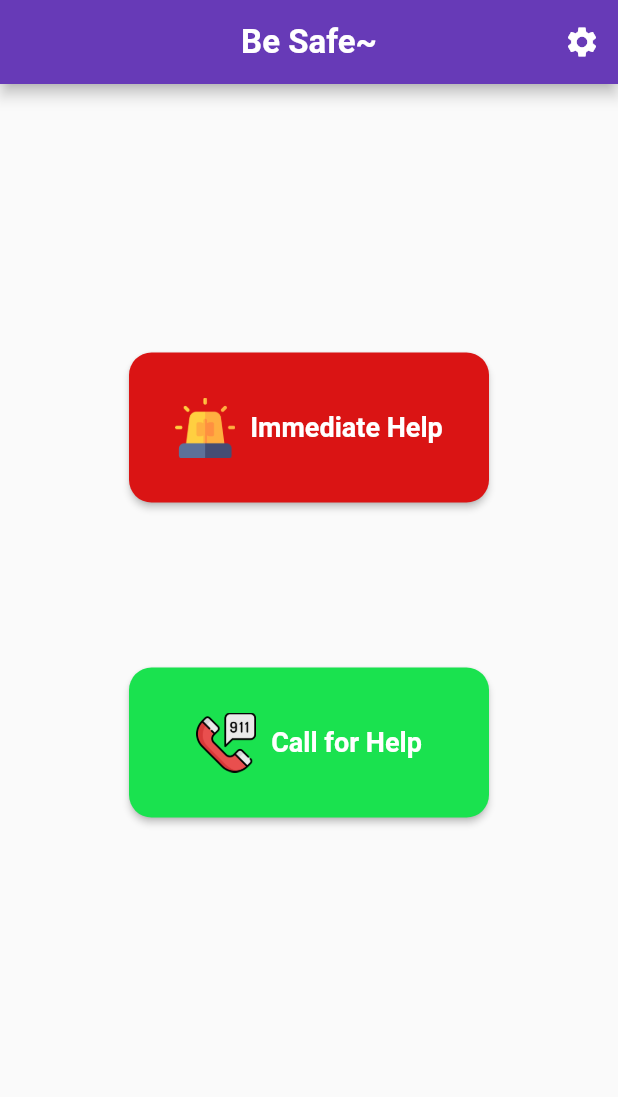
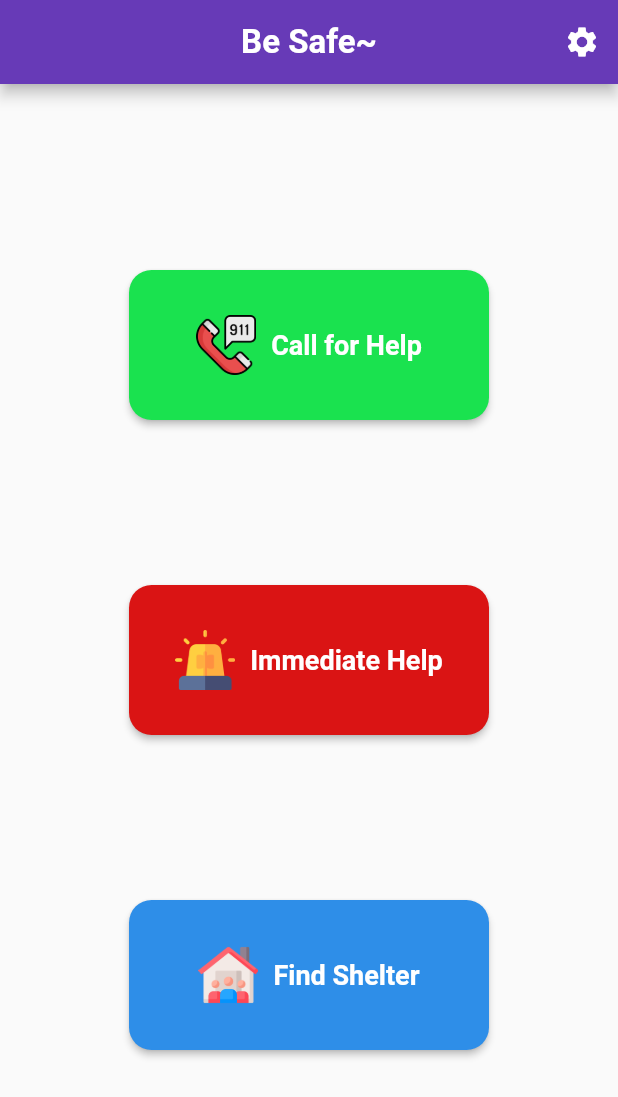
Before and after one commit to Shiro-Koi/HopeLine, a Flutter app: the HomeScreen screen opened directly, on a phone screen of 412 x 824 dp. Shown: the top 1097 px of the screen. Run offline on Flutter 3.47's test engine with Material 2 defaults, Android fonts, the light colour scheme and no system bars; our stand-ins replace firebase_core, firebase_database, flutter_map, geolocator, latlong2; accounts and stored records are empty.

Commit message:
fixing home page layout and adding a shelter button

```diff
--- a/lib/home_screen.dart
+++ b/lib/home_screen.dart
@@ -3,6 +3,7 @@ import 'package:geolocator/geolocator.dart';
 import 'package:hope_line/immediate_help.dart';
 import 'package:hope_line/call_help.dart';
 import 'package:hope_line/applicationConstants.dart';
+import 'package:hope_line/shelter_map.dart';
 
 class HomeScreen extends StatelessWidget {
   const HomeScreen({Key? key}) : super(key: key);
@@ -49,6 +50,14 @@ class HomeScreen extends StatelessWidget {
     );
   }
 
+  // function to navigate to a map screen for shelter locations
+  void navigateToShelterMap(BuildContext context) {
+    Navigator.push(
+      context,
+      MaterialPageRoute(builder: (context) => ShelterMap()),
+    );
+  }
+
   @override
   Widget build(BuildContext context) {
     return Scaffold(
@@ -78,7 +87,37 @@ class HomeScreen extends StatelessWidget {
               child: SizedBox(
                 height: 100,
                 width: 240,
-                //set button color to navy
+                child: ElevatedButton(
+                  onPressed: () => navigateToCallHelp(context),
+                  style: ElevatedButton.styleFrom(
+                      shape: RoundedRectangleBorder(
+                        borderRadius: BorderRadius.circular(15),
+                      ),
+                      backgroundColor: Color.fromARGB(255, 26, 226, 79)),
+                  child: Row(
+                    mainAxisAlignment: MainAxisAlignment.center,
+                    children: <Widget>[
+                      Image.asset(
+                        'images/call_icon.png',
+                        height: 40,
+                        width: 40,
+                      ),
+                      const SizedBox(width: 10),
+                      const Text(
+                        'Call for Help',
+                        style: TextStyle(
+                            fontSize: 18, fontWeight: FontWeight.bold),
+                      ),
+                    ],
+                  ),
+                ),
+              ),
+            ),
+            const SizedBox(height: 110),
+            Center(
+              child: SizedBox(
+                height: 100,
+                width: 240,
                 child: ElevatedButton(
                   onPressed: () => navigateToImmediateHelp(context),
                   style: ElevatedButton.styleFrom(
@@ -105,34 +144,30 @@ class HomeScreen extends StatelessWidget {
                 ),
               ),
             ),
+            // Find Shelter button
             const SizedBox(height: 110),
             Center(
               child: SizedBox(
                 height: 100,
                 width: 240,
                 child: ElevatedButton(
-                  onPressed: () {
-                    Navigator.push(
-                      context,
-                      MaterialPageRoute(builder: (context) => const CallHelp()),
-                    );
-                  },
+                  onPressed: () => navigateToShelterMap(context),
                   style: ElevatedButton.styleFrom(
                       shape: RoundedRectangleBorder(
                         borderRadius: BorderRadius.circular(15),
                       ),
-                      backgroundColor: Color.fromARGB(255, 26, 226, 79)),
+                      backgroundColor: Color.fromARGB(255, 46, 142, 232)),
                   child: Row(
                     mainAxisAlignment: MainAxisAlignment.center,
                     children: <Widget>[
                       Image.asset(
-                        'images/call_icon.png',
+                        'images/shelter_icon.png',
                         height: 40,
                         width: 40,
                       ),
                       const SizedBox(width: 10),
                       const Text(
-                        'Call for Help',
+                        'Find Shelter',
                         style: TextStyle(
                             fontSize: 18, fontWeight: FontWeight.bold),
                       ),
@@ -141,7 +176,6 @@ class HomeScreen extends StatelessWidget {
                 ),
               ),
             ),
-            const SizedBox(height: 100),
           ],
         ),
       ),
```
Also changed, not shown: lib/map.dart (deleted, +0 -69 lines), lib/shelter_map.dart (added, +122 -0 lines), images/shelter_icon.png (added), 2 other files.
